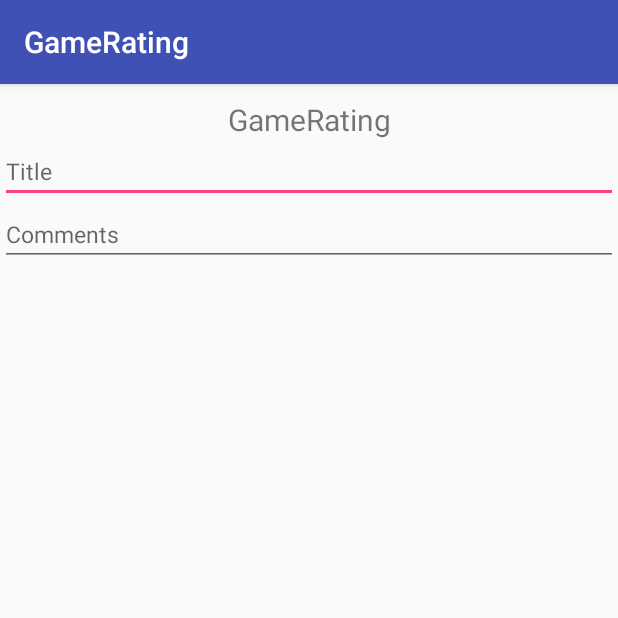
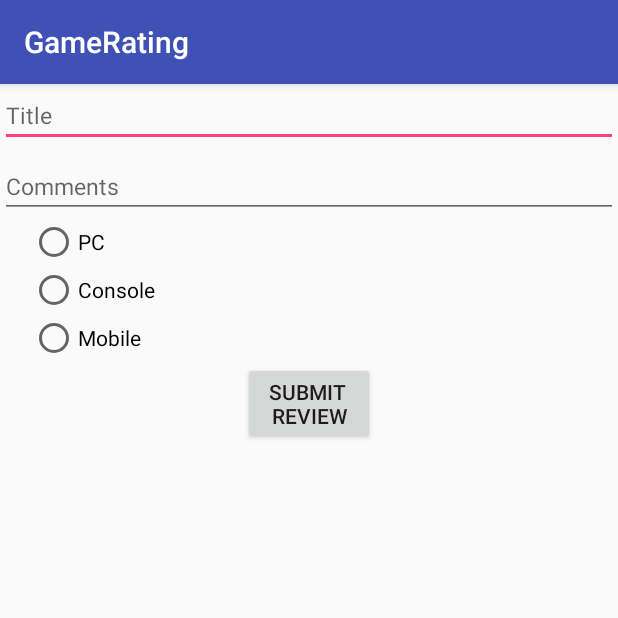
Before and after one commit to schilderp/App_Dev_Homework, an Android app: the screen it shows after launch (MainActivity), on a phone screen of 412 x 824 dp, the top half of it. Run offline under Robolectric (Android 15) with nearby library versions, the phone set to English and light mode, and no system bars.

Commit message:
HW03
radio buttons and submit button.

```diff
--- a/GameRating/app/src/main/res/layout/activity_main.xml
+++ b/GameRating/app/src/main/res/layout/activity_main.xml
@@ -7,15 +7,6 @@
     android:orientation="vertical"
    >
 
-    <TextView
-        android:id="@+id/TextView"
-        android:layout_width="match_parent"
-        android:layout_height="wrap_content"
-        android:text="@string/app_name"
-        android:gravity="center_horizontal"
-        android:paddingTop="10dp"
-        android:textSize="20sp"
-        />
 
     <EditText
         android:layout_width="match_parent"
@@ -25,6 +16,7 @@
         android:hint="@string/title"
         android:ems="10"
         android:id="@+id/editTitle"
+        android:paddingTop="10dp"
         />
 
     <EditText
@@ -34,6 +26,43 @@
         android:hint="@string/comments"
         android:textSize="15dp"
         android:layout_gravity="center_horizontal"
-        android:paddingTop="10dp"
+        android:paddingTop="15dp"
         />
+
+    <RadioGroup
+        android:layout_width="wrap_content"
+        android:layout_height="wrap_content"
+        android:orientation="vertical"
+        android:layout_gravity="left"
+        android:layout_marginLeft="20dp"
+        >
+
+        <RadioButton
+            android:layout_width="wrap_content"
+            android:layout_height="wrap_content"
+            android:text="@string/radio01"
+            android:id="@+id/radio01"
+            android:checked="false" />
+
+        <RadioButton
+            android:layout_width="wrap_content"
+            android:layout_height="wrap_content"
+            android:text="@string/radio02"
+            android:id="@+id/radio02"
+            android:checked="false" />
+
+        <RadioButton
+            android:layout_width="wrap_content"
+            android:layout_height="wrap_content"
+            android:text="@string/radio03"
+            android:id="@+id/radio03"
+            android:checked="false" />
+    </RadioGroup>
+
+    <Button
+        android:layout_width="wrap_content"
+        android:layout_height="wrap_content"
+        android:text="@string/submitReview"
+        android:id="@+id/submit_button"
+        android:layout_gravity="center_horizontal" />
 </LinearLayout>
--- a/GameRating/app/src/main/res/values/strings.xml
+++ b/GameRating/app/src/main/res/values/strings.xml
@@ -2,4 +2,8 @@
     <string name="app_name">GameRating</string>
     <string name="title">Title</string>
     <string name="comments">Comments</string>
+    <string name="radio01">PC</string>
+    <string name="radio02">Console</string>
+    <string name="radio03">Mobile</string>
+    <string name="submitReview">Submit \nReview</string>
 </resources>
```
